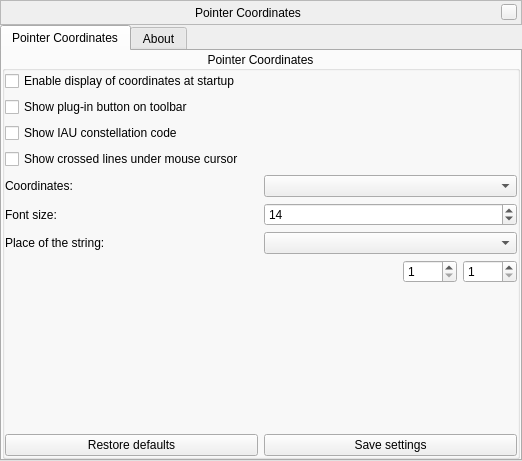
Before: the Qt Designer form plugins/PointerCoordinates/src/gui/pointerCoordinatesWindow.ui in 519984307/stellarium_src, drawn with Qt 5.
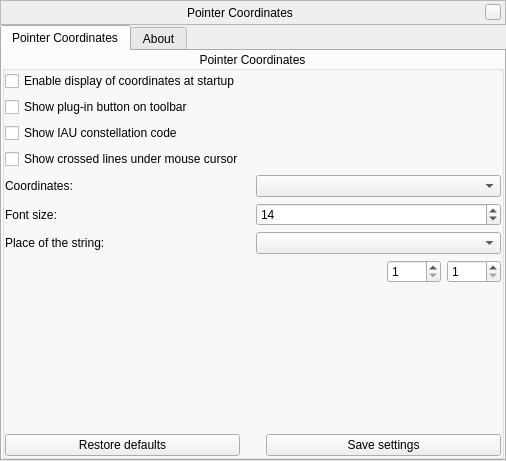
After: the same form once the commit is applied. Custom widgets are drawn as their Qt base class.

```diff
--- a/plugins/PointerCoordinates/src/gui/pointerCoordinatesWindow.ui
+++ b/plugins/PointerCoordinates/src/gui/pointerCoordinatesWindow.ui
@@ -6,7 +6,7 @@
    <rect>
     <x>0</x>
     <y>0</y>
-    <width>522</width>
+    <width>506</width>
     <height>461</height>
    </rect>
   </property>
@@ -371,6 +371,22 @@
               </property>
              </widget>
             </item>
+            <item>
+             <spacer name="horizontalSpacer_2">
+              <property name="orientation">
+               <enum>Qt::Horizontal</enum>
+              </property>
+              <property name="sizeType">
+               <enum>QSizePolicy::Fixed</enum>
+              </property>
+              <property name="sizeHint" stdset="0">
+               <size>
+                <width>20</width>
+                <height>20</height>
+               </size>
+              </property>
+             </spacer>
+            </item>
             <item>
              <widget class="QPushButton" name="pushButtonSave">
               <property name="text">
```
